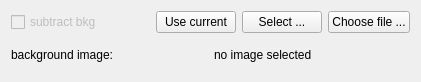
Old version of the form lavuelib/ui/BkgSubtractionWidget.ui in the repository syncope/lavue.
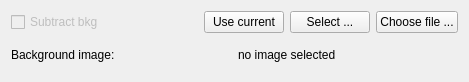
New version of the form.

The edit to the form file:
```diff
--- a/lavuelib/ui/BkgSubtractionWidget.ui
+++ b/lavuelib/ui/BkgSubtractionWidget.ui
@@ -6,7 +6,7 @@
    <rect>
     <x>0</x>
     <y>0</y>
-    <width>421</width>
+    <width>469</width>
     <height>82</height>
    </rect>
   </property>
@@ -27,7 +27,7 @@
           <string>apply background substraction to the image</string>
          </property>
          <property name="text">
-          <string>subtract bkg</string>
+          <string>Subtract bkg</string>
          </property>
          <property name="checkable">
           <bool>true</bool>
@@ -78,7 +78,7 @@
           <string>background substraction image file name</string>
          </property>
          <property name="text">
-          <string>background image:</string>
+          <string>Background image:</string>
          </property>
         </widget>
        </item>
```
